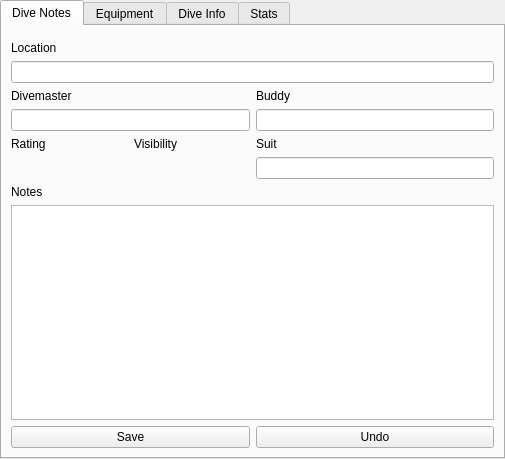
The window that qt-ui/maintab.ui (subsurface/subsurface) describes before a commit, drawn with Qt 5.
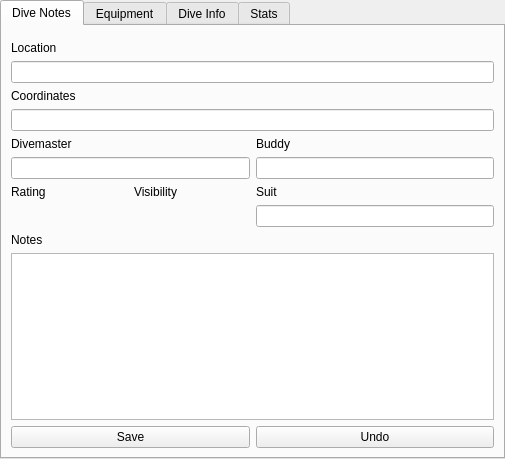
The same window after the commit. The open tabs and pages were chosen to show the change. Custom widgets are drawn as their Qt base class.

The edit to the form file:
```diff
--- a/qt-ui/maintab.ui
+++ b/qt-ui/maintab.ui
@@ -21,6 +21,20 @@
     <string>Dive Notes</string>
    </attribute>
    <layout class="QGridLayout" name="gridLayout_3">
+    <item row="4" column="0" colspan="2">
+     <widget class="QLineEdit" name="coordinates">
+      <property name="readOnly">
+       <bool>true</bool>
+      </property>
+     </widget>
+    </item>
+    <item row="11" column="0" colspan="2">
+     <widget class="QTextEdit" name="notes">
+      <property name="readOnly">
+       <bool>true</bool>
+      </property>
+     </widget>
+    </item>
     <item row="1" column="0">
      <widget class="QLabel" name="LocationLabel">
       <property name="text">
@@ -28,6 +42,27 @@
       </property>
      </widget>
     </item>
+    <item row="6" column="0">
+     <widget class="QLineEdit" name="divemaster">
+      <property name="readOnly">
+       <bool>true</bool>
+      </property>
+     </widget>
+    </item>
+    <item row="8" column="1">
+     <widget class="QLineEdit" name="suit">
+      <property name="readOnly">
+       <bool>true</bool>
+      </property>
+     </widget>
+    </item>
+    <item row="6" column="1">
+     <widget class="QLineEdit" name="buddy">
+      <property name="readOnly">
+       <bool>true</bool>
+      </property>
+     </widget>
+    </item>
     <item row="2" column="0" colspan="2">
      <widget class="QLineEdit" name="location">
       <property name="readOnly">
@@ -35,49 +70,21 @@
       </property>
      </widget>
     </item>
-    <item row="3" column="0">
+    <item row="5" column="0">
      <widget class="QLabel" name="DivemasterLabel">
       <property name="text">
        <string>Divemaster</string>
       </property>
      </widget>
     </item>
-    <item row="3" column="1">
+    <item row="5" column="1">
      <widget class="QLabel" name="BuddyLabel">
       <property name="text">
        <string>Buddy</string>
       </property>
      </widget>
     </item>
-    <item row="4" column="0">
-     <widget class="QLineEdit" name="divemaster">
-      <property name="readOnly">
-       <bool>true</bool>
-      </property>
-     </widget>
-    </item>
-    <item row="6" column="1">
-     <widget class="QLineEdit" name="suit">
-      <property name="readOnly">
-       <bool>true</bool>
-      </property>
-     </widget>
-    </item>
-    <item row="4" column="1">
-     <widget class="QLineEdit" name="buddy">
-      <property name="readOnly">
-       <bool>true</bool>
-      </property>
-     </widget>
-    </item>
-    <item row="9" column="0" colspan="2">
-     <widget class="QTextEdit" name="notes">
-      <property name="readOnly">
-       <bool>true</bool>
-      </property>
-     </widget>
-    </item>
-    <item row="5" column="0">
+    <item row="7" column="0">
      <layout class="QHBoxLayout" name="ratingVisibilityLabels">
       <item>
        <widget class="QLabel" name="RatingLabel">
@@ -95,21 +102,21 @@
       </item>
      </layout>
     </item>
-    <item row="5" column="1">
+    <item row="7" column="1">
      <widget class="QLabel" name="SuitLabel">
       <property name="text">
        <string>Suit</string>
       </property>
      </widget>
     </item>
-    <item row="7" column="0">
+    <item row="9" column="0">
      <widget class="QLabel" name="NotesLabel">
       <property name="text">
        <string>Notes</string>
       </property>
      </widget>
     </item>
-    <item row="6" column="0">
+    <item row="8" column="0">
      <layout class="QHBoxLayout" name="ratingVisibilityWidgets">
       <item>
        <widget class="StarWidget" name="rating" native="true"/>
@@ -119,14 +126,14 @@
       </item>
      </layout>
     </item>
-    <item row="10" column="1">
+    <item row="12" column="1">
      <widget class="QPushButton" name="editReset">
       <property name="text">
        <string>Undo</string>
       </property>
      </widget>
     </item>
-    <item row="10" column="0">
+    <item row="12" column="0">
      <widget class="QPushButton" name="editAccept">
       <property name="text">
        <string>Save</string>
@@ -139,6 +146,13 @@
     <item row="0" column="0" colspan="2">
      <widget class="KMessageWidget" name="diveNotesMessage" native="true"/>
     </item>
+    <item row="3" column="0">
+     <widget class="QLabel" name="CoordinatedLabel">
+      <property name="text">
+       <string>Coordinates</string>
+      </property>
+     </widget>
+    </item>
    </layout>
   </widget>
   <widget class="QWidget" name="equipmentTab">
```
